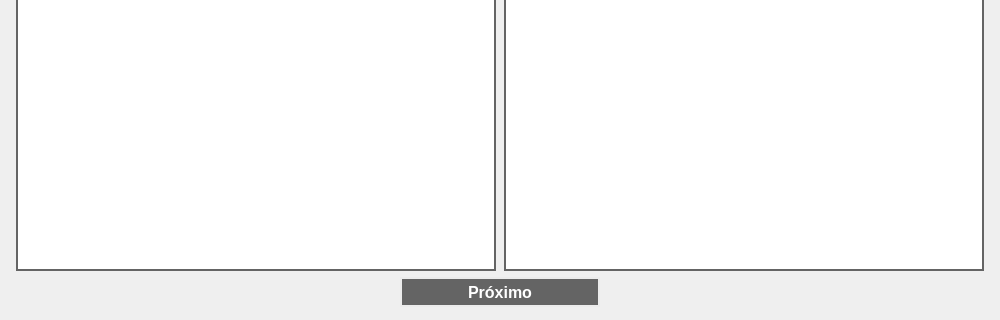
Above: Sources/Windows/UI/edit_segmentation_settings_dialog.ui from gabrieldinse/package-cover-offset before the change; both pictures show x 0 to 1000 and y 250 to 570 of the 1000 by 570 pixel window. Below: the same form after it.
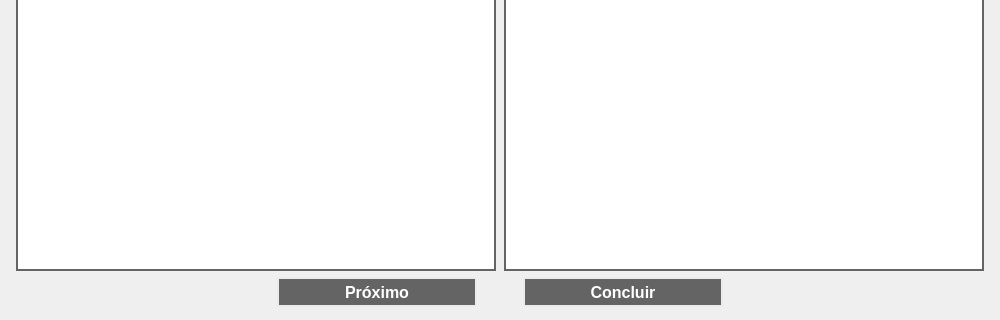
That is the form after the change.

What changed in the file:
```diff
--- a/Sources/Windows/UI/edit_segmentation_settings_dialog.ui
+++ b/Sources/Windows/UI/edit_segmentation_settings_dialog.ui
@@ -31,7 +31,7 @@
   <property name="windowTitle">
    <string>Dialog</string>
   </property>
-  <widget class="QWidget" name="">
+  <widget class="QWidget" name="layoutWidget">
    <property name="geometry">
     <rect>
      <x>14</x>
@@ -755,6 +755,61 @@
         </property>
        </widget>
       </item>
+      <item>
+       <spacer name="horizontalSpacer_6">
+        <property name="orientation">
+         <enum>Qt::Horizontal</enum>
+        </property>
+        <property name="sizeType">
+         <enum>QSizePolicy::Fixed</enum>
+        </property>
+        <property name="sizeHint" stdset="0">
+         <size>
+          <width>40</width>
+          <height>20</height>
+         </size>
+        </property>
+       </spacer>
+      </item>
+      <item>
+       <widget class="QPushButton" name="conclude_push_button">
+        <property name="sizePolicy">
+         <sizepolicy hsizetype="Fixed" vsizetype="Fixed">
+          <horstretch>0</horstretch>
+          <verstretch>0</verstretch>
+         </sizepolicy>
+        </property>
+        <property name="minimumSize">
+         <size>
+          <width>200</width>
+          <height>30</height>
+         </size>
+        </property>
+        <property name="maximumSize">
+         <size>
+          <width>200</width>
+          <height>30</height>
+         </size>
+        </property>
+        <property name="font">
+         <font>
+          <pointsize>12</pointsize>
+          <weight>75</weight>
+          <bold>true</bold>
+         </font>
+        </property>
+        <property name="styleSheet">
+         <string notr="true">background-color: rgb(100, 100, 100);
+color: rgb(255, 255, 255);
+border-color: rgb(235, 235, 235);
+border-width : 2px;
+border-style:solid;</string>
+        </property>
+        <property name="text">
+         <string>Concluir</string>
+        </property>
+       </widget>
+      </item>
       <item>
        <spacer name="horizontalSpacer_2">
         <property name="orientation">
```
